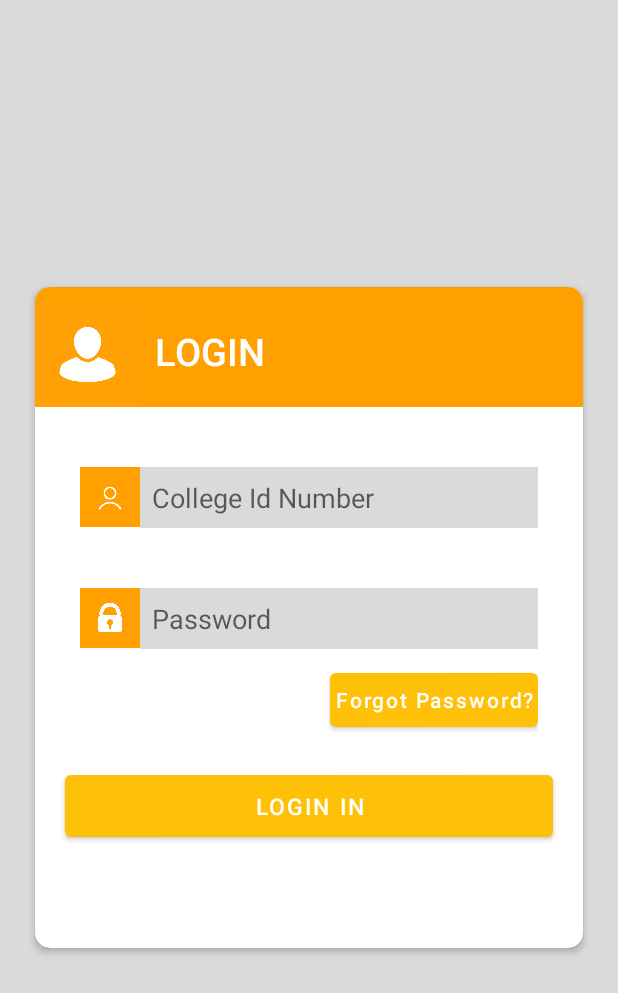
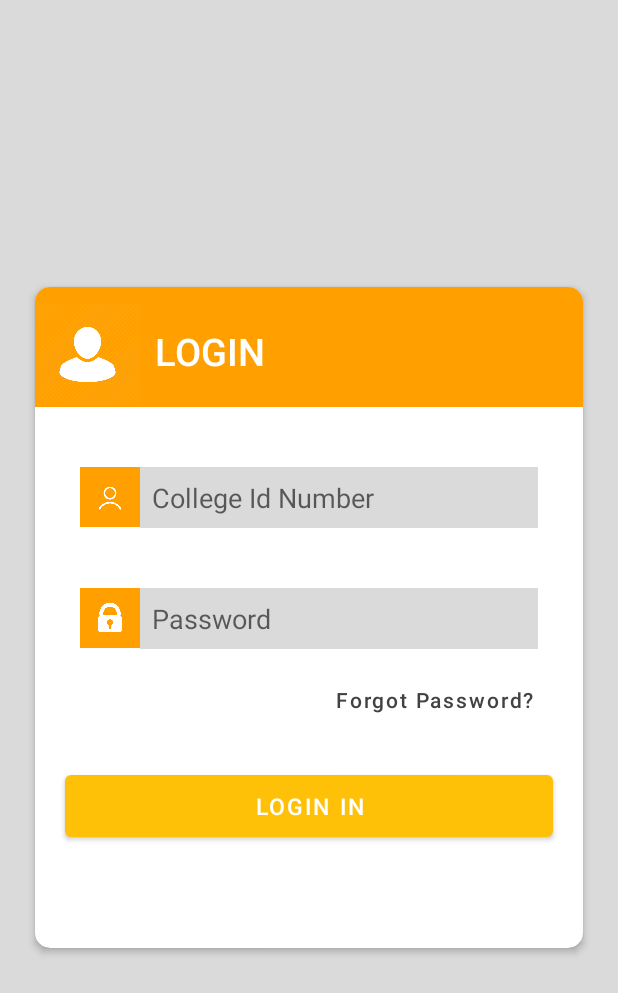
Before and after one commit to Pranathi99/ShareBit-1, an Android app: the screen it shows after launch (MainActivity), on a phone screen of 412 x 824 dp. Shown: the top 993 px of the screen. Run offline under Robolectric (Android 15) with nearby library versions, the phone set to English and light mode, and no system bars.

Commit message:
Forgot password UI changes

```diff
--- a/app/src/main/res/layout/activity_main.xml
+++ b/app/src/main/res/layout/activity_main.xml
@@ -106,6 +106,9 @@
                 android:layout_alignParentRight="true"
                 android:padding="3dp"
                 android:text="Forgot Password?"
+                android:backgroundTint="#FFF"
+                android:stateListAnimator="@null"
+                android:textColor="#424242"
                 android:textAllCaps="false" />
 
 
```
